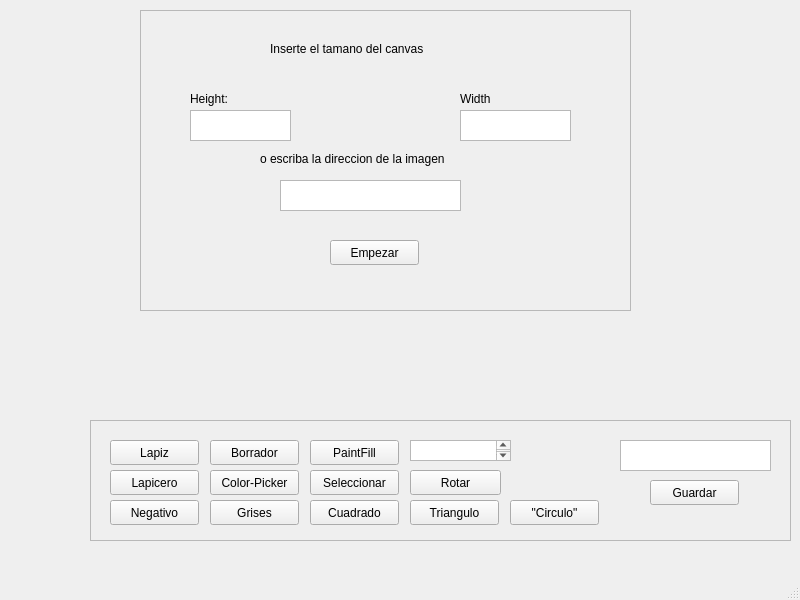
Qt form Interfaz/mainwindow.ui (dylangf16/Proyecto-02-CE-2103) before a commit.
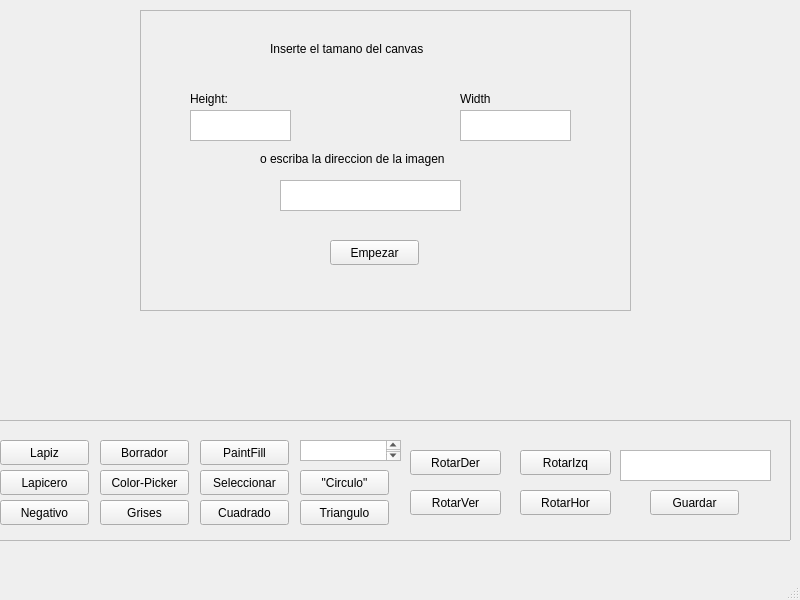
The same form after that commit.

The edit to the form file:
```diff
--- a/Interfaz/mainwindow.ui
+++ b/Interfaz/mainwindow.ui
@@ -134,9 +134,9 @@
    <widget class="QFrame" name="framePrincipal">
     <property name="geometry">
      <rect>
-      <x>90</x>
+      <x>-20</x>
       <y>420</y>
-      <width>701</width>
+      <width>811</width>
       <height>121</height>
      </rect>
     </property>
@@ -151,7 +151,7 @@
       <rect>
        <x>10</x>
        <y>10</y>
-       <width>681</width>
+       <width>791</width>
        <height>101</height>
       </rect>
      </property>
@@ -184,14 +184,14 @@
      <widget class="QPushButton" name="Rotar">
       <property name="geometry">
        <rect>
-        <x>310</x>
-        <y>40</y>
+        <x>420</x>
+        <y>20</y>
         <width>91</width>
         <height>25</height>
        </rect>
       </property>
       <property name="text">
-       <string>Rotar</string>
+       <string>RotarDer</string>
       </property>
      </widget>
      <widget class="QTextEdit" name="textEdit">
@@ -311,8 +311,8 @@
      <widget class="QPushButton" name="Circulo">
       <property name="geometry">
        <rect>
-        <x>410</x>
-        <y>70</y>
+        <x>310</x>
+        <y>40</y>
         <width>89</width>
         <height>25</height>
        </rect>
@@ -324,8 +324,8 @@
      <widget class="QPlainTextEdit" name="plainTextGetName">
       <property name="geometry">
        <rect>
-        <x>520</x>
-        <y>10</y>
+        <x>630</x>
+        <y>20</y>
         <width>151</width>
         <height>31</height>
        </rect>
@@ -337,8 +337,8 @@
      <widget class="QPushButton" name="Save">
       <property name="geometry">
        <rect>
-        <x>550</x>
-        <y>50</y>
+        <x>660</x>
+        <y>60</y>
         <width>89</width>
         <height>25</height>
        </rect>
@@ -347,6 +347,45 @@
        <string>Guardar</string>
       </property>
      </widget>
+     <widget class="QPushButton" name="RotarIzq">
+      <property name="geometry">
+       <rect>
+        <x>530</x>
+        <y>20</y>
+        <width>91</width>
+        <height>25</height>
+       </rect>
+      </property>
+      <property name="text">
+       <string>RotarIzq</string>
+      </property>
+     </widget>
+     <widget class="QPushButton" name="RotarVer">
+      <property name="geometry">
+       <rect>
+        <x>420</x>
+        <y>60</y>
+        <width>91</width>
+        <height>25</height>
+       </rect>
+      </property>
+      <property name="text">
+       <string>RotarVer</string>
+      </property>
+     </widget>
+     <widget class="QPushButton" name="RotarHor">
+      <property name="geometry">
+       <rect>
+        <x>530</x>
+        <y>60</y>
+        <width>91</width>
+        <height>25</height>
+       </rect>
+      </property>
+      <property name="text">
+       <string>RotarHor</string>
+      </property>
+     </widget>
     </widget>
    </widget>
   </widget>
```
Left out of the diff: 2 changed lines with no effect on the pictures.
